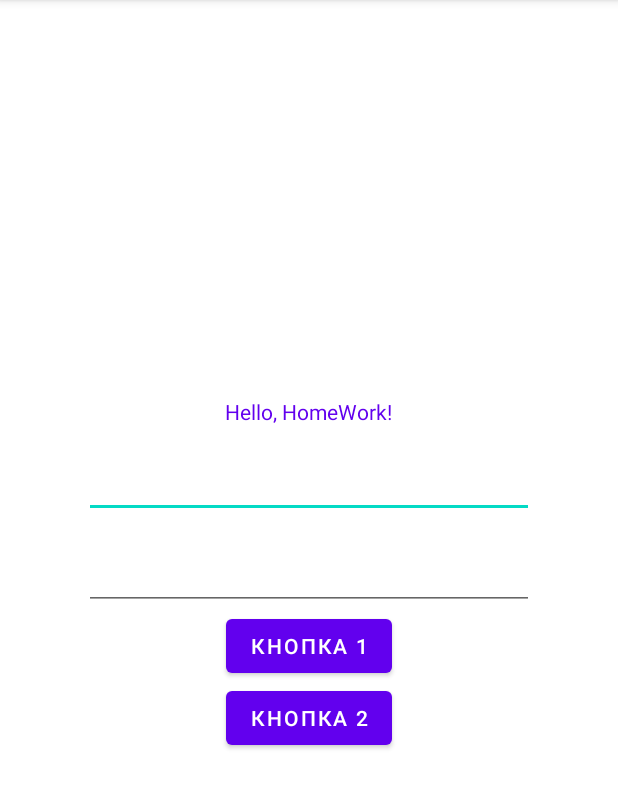
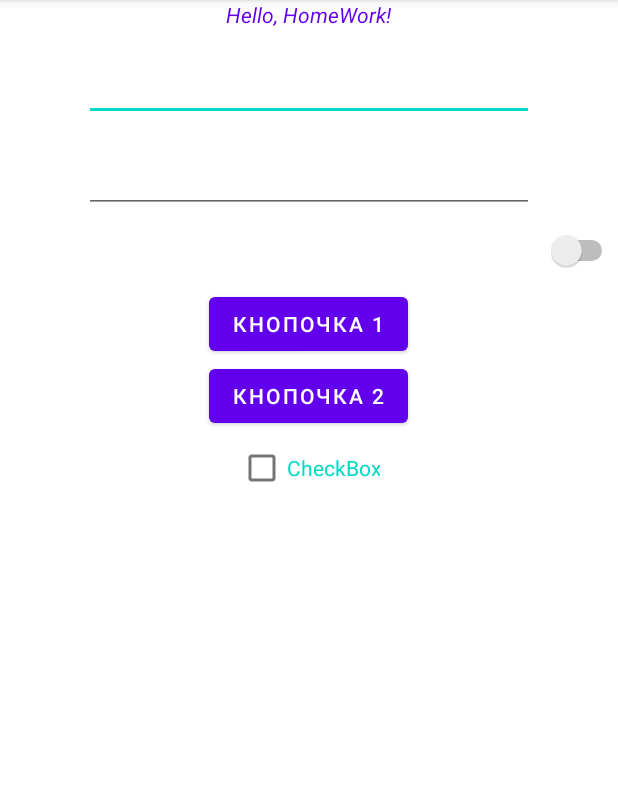
Before and after one commit to le0ninja/Group_1919hwOne, an Android app: the screen it shows after launch (MainActivity), on a phone screen of 412 x 824 dp, the part 84-893 px from its top. Run offline under Robolectric (Android 15) with nearby library versions, the phone set to English and light mode, and no system bars.

Commit message:
Добавлены пару элементов, не получается запустить эмулятор

```diff
--- a/app/src/main/res/layout/activity_main.xml
+++ b/app/src/main/res/layout/activity_main.xml
@@ -4,7 +4,8 @@
     xmlns:tools="http://schemas.android.com/tools"
     android:layout_width="match_parent"
     android:layout_height="match_parent"
-    android:gravity="center"
+    android:backgroundTint="@color/teal_700"
+    android:gravity="top|center"
     android:orientation="vertical"
     tools:context=".MainActivity">
 
@@ -12,39 +13,58 @@
     <TextView
         android:layout_width="150dp"
         android:layout_height="wrap_content"
-        android:text="Hello, HomeWork!"
+        android:ems="150"
         android:gravity="center"
-        android:textColor="@color/purple_500"/>
+        android:text="@string/hello"
+        android:textColor="@color/purple_500"
+        android:textStyle="italic" />
+
     <EditText
         android:id="@+id/etOne"
         android:layout_width="300dp"
         android:layout_height="wrap_content"
         android:layout_gravity="center"
+        android:autofillHints="Write smthng"
         android:gravity="center"
         android:inputType="text"
-        android:textSize="30sp" />
+        android:textSize="30sp"
+        tools:ignore="SpeakableTextPresentCheck" />
 
     <EditText
         android:id="@+id/etTwo"
         android:layout_width="300dp"
         android:layout_height="wrap_content"
         android:layout_gravity="center"
+        android:autofillHints="Write smthng"
         android:gravity="center"
         android:inputType="date"
-        android:textSize="30sp" />
+        android:textSize="30sp"
+        tools:ignore="SpeakableTextPresentCheck" />
+
+    <Switch
+        android:layout_width="match_parent"
+        android:layout_height="50dp"
+        android:button="@color/teal_200"
+        android:gravity="center" />
 
     <Button
         android:id="@+id/btn"
         android:layout_width="wrap_content"
         android:layout_height="wrap_content"
-        android:text="Кнопка 1"/>
+        android:text="@string/btn1" />
+
     <Button
         android:id="@+id/btn2"
         android:layout_width="wrap_content"
         android:layout_height="wrap_content"
-        android:text="Кнопка 2"/>
+        android:text="@string/btn2" />
 
-
+    <CheckBox
+        android:layout_width="wrap_content"
+        android:layout_height="wrap_content"
+        android:gravity="center"
+        android:text="@string/chckbx"
+        android:textColor="@color/teal_200" />
 
 
 </LinearLayout>
--- a/app/src/main/res/values/strings.xml
+++ b/app/src/main/res/values/strings.xml
@@ -1,3 +1,7 @@
 <resources>
     <string name="app_name">Group_1919_hwOne</string>
+    <string name="btn1">Кнопочка 1</string>
+    <string name="btn2">Кнопочка 2</string>
+    <string name="hello">Hello, HomeWork!</string>
+    <string name="chckbx">CheckBox</string>
 </resources>
```
Also changed, not shown: app/src/main/java/ru/gb/group_1919_hwOne/MainActivity.java (+6 -1 lines), 2 other files.
